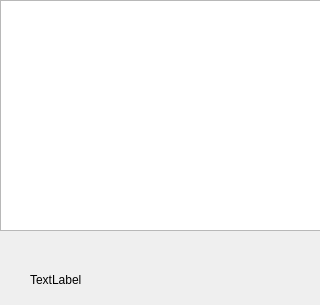
nischalg8/Qt-Doctor-Appointment-System, file records.ui: the form before one commit.
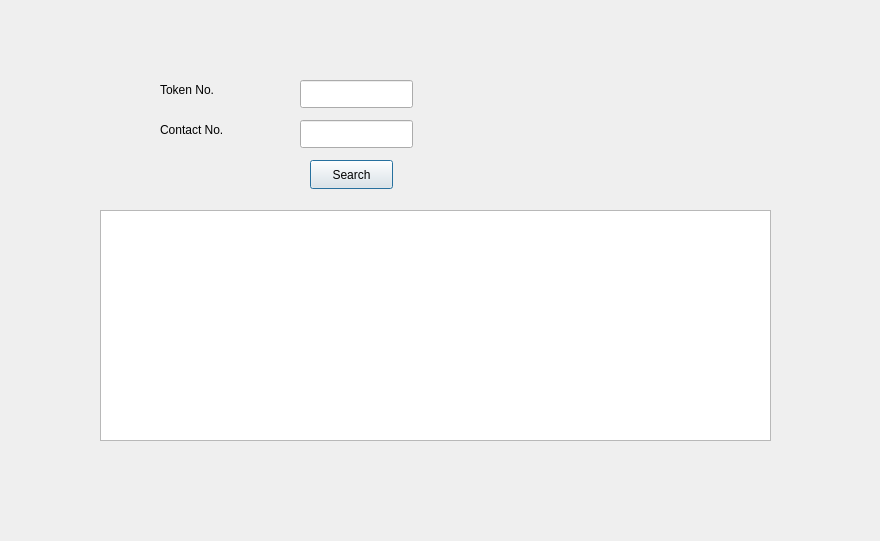
The form after the commit.

The edit to the form file:
```diff
--- a/records.ui
+++ b/records.ui
@@ -9,8 +9,8 @@
    <rect>
     <x>0</x>
     <y>0</y>
-    <width>320</width>
-    <height>305</height>
+    <width>880</width>
+    <height>541</height>
    </rect>
   </property>
   <property name="windowTitle">
@@ -19,9 +19,9 @@
   <widget class="QTableView" name="tableView">
    <property name="geometry">
     <rect>
-     <x>0</x>
-     <y>0</y>
-     <width>321</width>
+     <x>100</x>
+     <y>210</y>
+     <width>671</width>
      <height>231</height>
     </rect>
    </property>
@@ -29,14 +29,73 @@
   <widget class="QLabel" name="lblinfo">
    <property name="geometry">
     <rect>
-     <x>30</x>
-     <y>270</y>
-     <width>241</width>
+     <x>240</x>
+     <y>460</y>
+     <width>361</width>
      <height>20</height>
     </rect>
    </property>
    <property name="text">
-    <string>TextLabel</string>
+    <string/>
+   </property>
+  </widget>
+  <widget class="QLineEdit" name="lineEdit">
+   <property name="geometry">
+    <rect>
+     <x>300</x>
+     <y>80</y>
+     <width>113</width>
+     <height>28</height>
+    </rect>
+   </property>
+  </widget>
+  <widget class="QLineEdit" name="lineEdit_2">
+   <property name="geometry">
+    <rect>
+     <x>300</x>
+     <y>120</y>
+     <width>113</width>
+     <height>28</height>
+    </rect>
+   </property>
+  </widget>
+  <widget class="QLabel" name="label">
+   <property name="geometry">
+    <rect>
+     <x>160</x>
+     <y>80</y>
+     <width>63</width>
+     <height>20</height>
+    </rect>
+   </property>
+   <property name="text">
+    <string>Token No.</string>
+   </property>
+  </widget>
+  <widget class="QLabel" name="label_2">
+   <property name="geometry">
+    <rect>
+     <x>160</x>
+     <y>120</y>
+     <width>81</width>
+     <height>20</height>
+    </rect>
+   </property>
+   <property name="text">
+    <string>Contact No.</string>
+   </property>
+  </widget>
+  <widget class="QPushButton" name="btnSearch">
+   <property name="geometry">
+    <rect>
+     <x>310</x>
+     <y>160</y>
+     <width>83</width>
+     <height>29</height>
+    </rect>
+   </property>
+   <property name="text">
+    <string>Search</string>
    </property>
   </widget>
  </widget>
```
